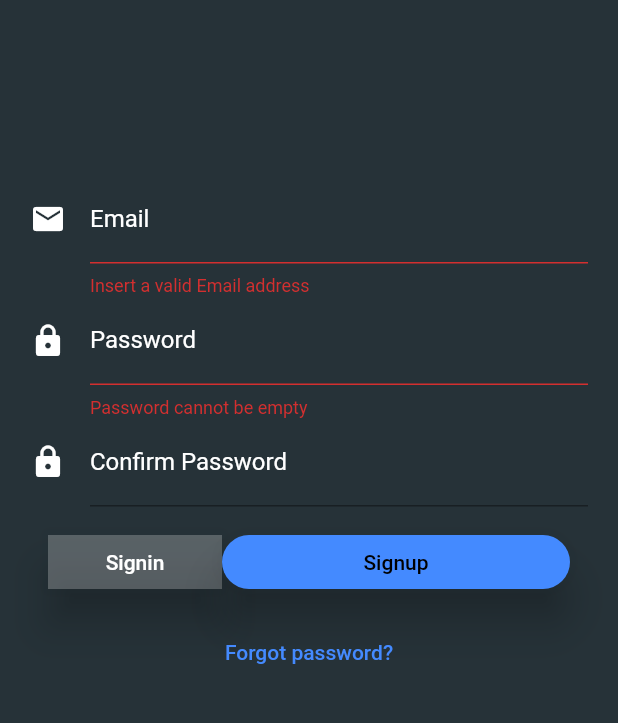
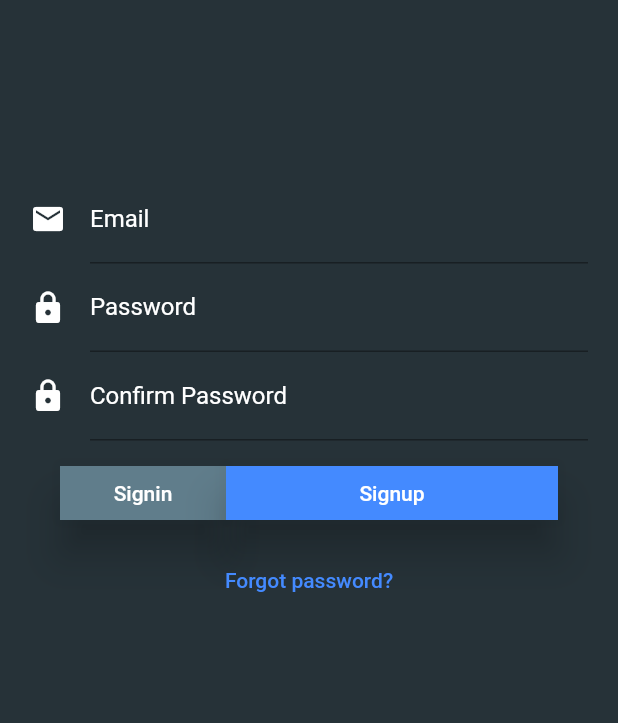
Before and after one commit to Asafvm/project_ts_2020, a Flutter app: the screen it shows after launch, after a tap on "Signin", after a tap on "Signup", on a phone screen of 412 x 824 dp, the part 331-1054 px from its top. Run offline on Flutter 3.47's test engine with Material 2 defaults, Android fonts, the phone set to English and light mode, and no system bars; our stand-ins replace cloud_firestore, cloud_functions, contacts_service, file_picker, firebase_auth, firebase_core and 3 more; missing offline and left inert: dart:ffi, flutter_pdfview, positioned_tap_detector; accounts and stored records are empty.

Commit message:
fixed login animations and button logic

```diff
--- a/lib/widgets/auth_form.dart
+++ b/lib/widgets/auth_form.dart
@@ -2,40 +2,56 @@ import 'package:flutter/material.dart';
 import 'package:provider/provider.dart';
 import 'package:teamshare/providers/applogger.dart';
 import 'package:teamshare/providers/authentication.dart';
+
+enum AuthState { signin, signup }
 
 class AuthForm extends StatefulWidget {
   @override
   _AuthFormState createState() => _AuthFormState();
 }
 
-class _AuthFormState extends State<AuthForm>
-    with SingleTickerProviderStateMixin {
+class _AuthFormState extends State<AuthForm> with TickerProviderStateMixin {
   final _loginKey = GlobalKey<FormState>();
 
-  AnimationController _animationController;
+  AnimationController _animationContainerController;
+  AnimationController _animationButtonController;
   Animation<double> _opacityAnimation;
+  Animation<double> _buttonAnimation;
   // Animation<Size> _heightAnimation;
+
+  double screenWidth;
 
   Map<String, String> _authData = {
     'email': '',
     'password': '',
   };
 
-  bool _signup = false;
-
+  AuthState signMode = AuthState.signin;
   bool _logging = false;
 
   @override
-  void initState() {
-    super.initState();
-    _animationController =
-        AnimationController(vsync: this, duration: Duration(milliseconds: 300));
+  void didChangeDependencies() {
+    // TODO: implement didChangeDependencies
+    super.didChangeDependencies();
+    screenWidth = MediaQuery.of(context).size.width - 80;
+
+    _animationContainerController = AnimationController(
+      vsync: this,
+      duration: Duration(milliseconds: 300),
+    );
+    _animationButtonController = AnimationController(
+      vsync: this,
+      duration: Duration(milliseconds: 300),
+    );
     _opacityAnimation = Tween(begin: 0.0, end: 1.0).animate(
-      CurvedAnimation(parent: _animationController, curve: Curves.easeInOut),
+      CurvedAnimation(
+          parent: _animationContainerController, curve: Curves.easeInOut),
     );
-    // _heightAnimation.addListener(() {
-    //   setState(() {});
-    // });
+    _buttonAnimation =
+        Tween(begin: screenWidth / 3, end: screenWidth / 3 * 2).animate(
+      CurvedAnimation(
+          parent: _animationButtonController, curve: Curves.easeInOut),
+    );
   }
 
   @override
@@ -64,12 +80,12 @@ class _AuthFormState extends State<AuthForm>
         : AnimatedContainer(
             duration: Duration(milliseconds: 300),
             curve: Curves.fastOutSlowIn,
-            height: _signup ? 350 : 280,
+            height: signMode == AuthState.signup ? 350 : 280,
             child: SingleChildScrollView(
               child: Form(
                 key: _loginKey,
                 child: Column(
-                  mainAxisAlignment: MainAxisAlignment.end,
+                  mainAxisAlignment: MainAxisAlignment.center,
                   mainAxisSize: MainAxisSize.max,
                   children: <Widget>[
                     TextFormField(
@@ -108,8 +124,8 @@ class _AuthFormState extends State<AuthForm>
                     AnimatedContainer(
                       duration: Duration(milliseconds: 300),
                       constraints: BoxConstraints(
-                          minHeight: _signup ? 60 : 0,
-                          maxHeight: _signup ? 120 : 0),
+                          minHeight: signMode == AuthState.signup ? 60 : 0,
+                          maxHeight: signMode == AuthState.signup ? 120 : 0),
                       child: FadeTransition(
                         opacity: _opacityAnimation,
                         child: TextFormField(
@@ -117,7 +133,7 @@ class _AuthFormState extends State<AuthForm>
                           decoration: _getInputDecoration(
                               Icons.lock, "Confirm Password", "Enter Password"),
                           obscureText: true,
-                          validator: _signup
+                          validator: signMode == AuthState.signup
                               ? (value) {
                                   if (value.isEmpty)
                                     return 'Password cannot be empty';
@@ -131,20 +147,16 @@ class _AuthFormState extends State<AuthForm>
                       ),
                     ),
                     Padding(
-                      padding: const EdgeInsets.all(12.0),
+                      padding: const EdgeInsets.all(10.0),
                       child: Column(
                         children: <Widget>[
-                          AnimatedContainer(
-                            duration: Duration(seconds: 1),
-                            child: Row(
-                              mainAxisSize: MainAxisSize.max,
-                              crossAxisAlignment: CrossAxisAlignment.center,
-                              mainAxisAlignment: MainAxisAlignment.spaceBetween,
-                              children: <Widget>[
-                                getRaisedButton('Signin', !_signup),
-                                getRaisedButton('Signup', _signup)
-                              ],
-                            ),
+                          Row(
+                            mainAxisSize: MainAxisSize.min,
+                            crossAxisAlignment: CrossAxisAlignment.center,
+                            children: <Widget>[
+                              getSigninButton(),
+                              getSignupButton(),
+                            ],
                           ),
                         ],
                       ),
@@ -166,10 +178,20 @@ class _AuthFormState extends State<AuthForm>
 
   _setSigningMode() {
     setState(() {
-      _signup = !_signup;
+      _loginKey.currentState.reset();
+      if (signMode == AuthState.signup)
+        signMode = AuthState.signin;
+      else
+        signMode = AuthState.signup;
     });
 
-    _signup ? _animationController.forward() : _animationController.reverse();
+    if (signMode == AuthState.signup) {
+      _animationContainerController.forward();
+      _animationButtonController.forward();
+    } else {
+      _animationContainerController.reverse();
+      _animationButtonController.reverse();
+    }
   }
 
   Future<void> _authUser(BuildContext context) async {
@@ -181,7 +203,8 @@ class _AuthFormState extends State<AuthForm>
         });
         Applogger.consoleLog(MessegeType.info, 'logging');
         await Provider.of<Authentication>(context, listen: false)
-            .authenticate(_authData['email'], _authData['password'], _signup)
+            .authenticate(_authData['email'], _authData['password'],
+                signMode == AuthState.signup)
             .then((value) => _setLogging());
       } catch (error) {
         var errorMessage = 'Authentication failed';
@@ -223,23 +246,47 @@ class _AuthFormState extends State<AuthForm>
     );
   }
 
-  Widget getRaisedButton(String text, bool signup) {
-    return Expanded(
-      flex: text == 'Signup'
-          ? (signup ? 2 : 1)
-          : signup
-              ? 2
-              : 1,
+  Widget getSigninButton() {
+    return AnimatedBuilder(
+      animation: _buttonAnimation,
+      builder: (context, ch) => Container(
+        width: screenWidth - _buttonAnimation.value,
+        child: ch,
+      ),
       child: RaisedButton(
-          animationDuration: Duration(milliseconds: 400),
-          textColor: signup ? Colors.black : Colors.white,
-          shape: signup
-              ? RoundedRectangleBorder(borderRadius: BorderRadius.circular(20))
-              : RoundedRectangleBorder(borderRadius: BorderRadius.circular(0)),
-          color: signup ? Theme.of(context).accentColor : Colors.white24,
-          elevation: 12,
-          child: Text(text),
-          onPressed: signup ? () => _authUser(context) : _setSigningMode),
+        textColor: Colors.white,
+        shape: RoundedRectangleBorder(borderRadius: BorderRadius.circular(0)),
+        color: signMode == AuthState.signin
+            ? Theme.of(context).accentColor
+            : Colors.blueGrey,
+        elevation: 12,
+        child: Text('Signin'),
+        onPressed: signMode == AuthState.signin
+            ? () => _authUser(context)
+            : _setSigningMode,
+      ),
+    );
+  }
+
+  Widget getSignupButton() {
+    return AnimatedBuilder(
+      animation: _buttonAnimation,
+      builder: (context, ch) => Container(
+        width: _buttonAnimation.value,
+        child: ch,
+      ),
+      child: RaisedButton(
+        textColor: Colors.white,
+        shape: RoundedRectangleBorder(borderRadius: BorderRadius.circular(0)),
+        color: signMode == AuthState.signup
+            ? Theme.of(context).accentColor
+            : Colors.blueGrey,
+        elevation: 12,
+        child: Text('Signup'),
+        onPressed: signMode == AuthState.signup
+            ? () => _authUser(context)
+            : _setSigningMode,
+      ),
     );
   }
 
```
